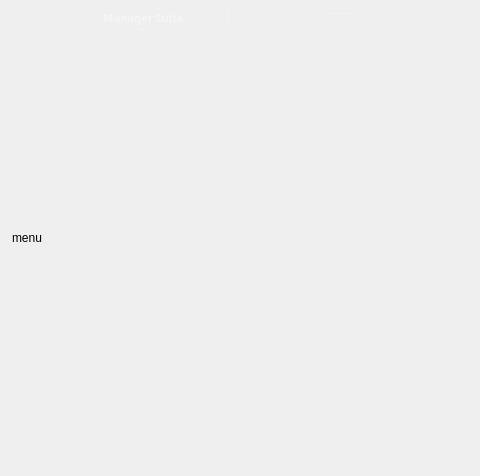
This is mainwindow.ui in nothanley/ModManager as Qt 5 draws it before an edit; both pictures show x 0 to 480 and y 0 to 476 of the 738 by 476 pixel window. The edited form follows.
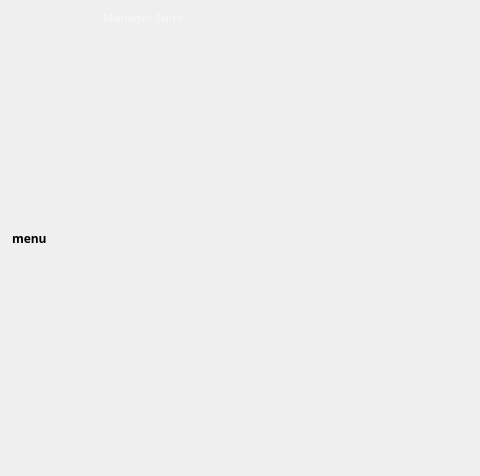
This is the edited form. Icons and pictures are not drawn.

What changed in the file:
```diff
--- a/mainwindow.ui
+++ b/mainwindow.ui
@@ -150,6 +150,13 @@
            <height>16000000</height>
           </size>
          </property>
+         <property name="font">
+          <font>
+           <family>Segoe UI Variable Display Semib</family>
+           <weight>75</weight>
+           <bold>true</bold>
+          </font>
+         </property>
          <property name="styleSheet">
           <string notr="true"/>
          </property>
```
Left out of the diff: 6 changed lines with no effect on the pictures.
